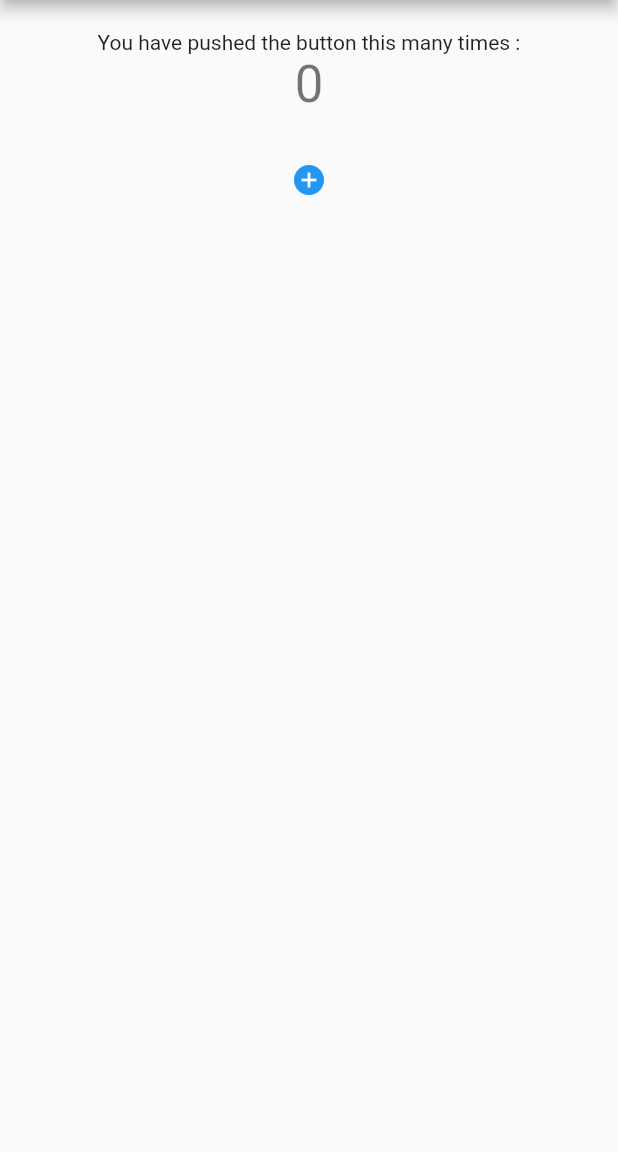
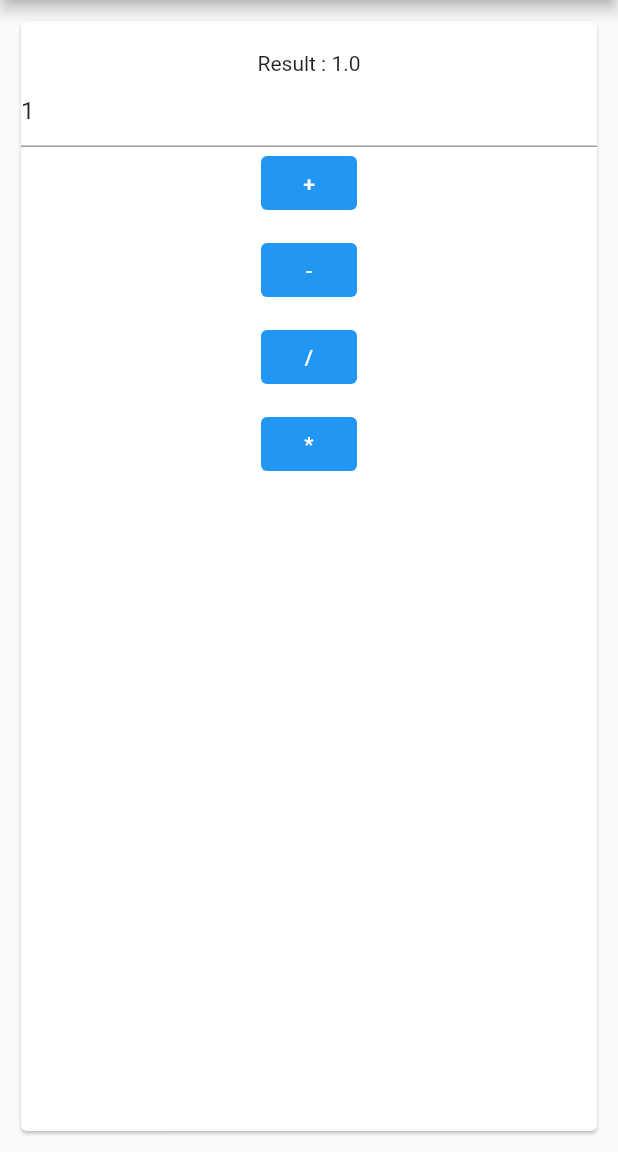
Before and after one commit to RabidMexican/flutter-test-app, a Flutter app: the screen it shows after launch, on a phone screen of 412 x 824 dp, the part 84-1236 px from its top. Run offline on Flutter 3.47's test engine with Material 2 defaults, Android fonts, the phone set to English and light mode, and no system bars; missing offline and left inert: dart:html.

Commit message:
Created basic calculator

```diff
--- a/lib/main.dart
+++ b/lib/main.dart
@@ -1,4 +1,6 @@
+import 'dart:html';
 import 'package:flutter/material.dart';
+import 'package:flutter/services.dart';
 
 void main() {
   runApp(MyApp());
@@ -11,8 +13,13 @@ class MyApp extends StatelessWidget {
     return MaterialApp(
       title: 'Flutter Demo',
       theme: ThemeData(
-        // This is the theme of your application.
         primarySwatch: Colors.blue,
+        textButtonTheme: TextButtonThemeData(
+          style: TextButton.styleFrom(
+            backgroundColor: Colors.blue,
+            primary: Colors.white,
+          ),
+        ),
       ),
       home: MyHomePage(title: 'Flutter Test App'),
     );
@@ -30,11 +37,48 @@ class MyHomePage extends StatefulWidget {
 
 class _MyHomePageState extends State<MyHomePage> {
   int _counter = 0;
+  int _number = 1;
+  double _result = 1;
+
+  TextEditingController _inputController = new TextEditingController(text: '1');
 
   void _incrementCounter() {
     setState(() {
       _counter++;
     });
+  }
+
+  void _add() {
+    setState(() {
+      _result += _number;
+    });
+  }
+
+  void _subtract() {
+    setState(() {
+      _result -= _number;
+    });
+  }
+
+  void _divide() {
+    setState(() {
+      _result /= _number;
+    });
+  }
+
+  void _multiply() {
+    setState(() {
+      _result *= _number;
+    });
+  }
+
+  void _updateNumber(String input) {
+    if (input.length > 0) {
+      _number = int.parse(input);
+    } else {
+      _number = 0;
+    }
+    print(_number);
   }
 
   @override
@@ -48,32 +92,58 @@ class _MyHomePageState extends State<MyHomePage> {
         title: Text(widget.title),
       ),
       body: Center(
+        child: Container(
           // Center is a layout widget. It takes a single child and positions it
           // in the middle of the parent.
+          constraints: BoxConstraints(minWidth: 600, maxWidth: 800),
+          padding: EdgeInsets.all(10),
+          child: Card(
             child: Column(
               mainAxisAlignment: MainAxisAlignment.start,
               children: <Widget>[
                 Padding(padding: const EdgeInsets.only(top: 20)),
                 Text(
-              'You have pushed the button this many times :',
+                  'Result : $_result',
                 ),
-            Text(
-              '$_counter',
-              style: Theme.of(context).textTheme.headline4,
+                TextField(
+                  controller: _inputController,
+                  keyboardType: TextInputType.number,
+                  inputFormatters: <TextInputFormatter>[
+                    FilteringTextInputFormatter.allow(RegExp(r'[0-9]')),
+                  ],
+                  onChanged: _updateNumber,
                 ),
                 Container(
-              margin: const EdgeInsets.only(top: 20),
-              child: IconButton(
-                icon: Icon(Icons.add_circle),
-                onPressed: _incrementCounter,
-                color: Theme.of(context).primaryColor,
-                hoverColor: Colors.grey.shade200,
-                highlightColor: Theme.of(context).primaryColorLight,
+                  child: Column(
+                    mainAxisAlignment: MainAxisAlignment.spaceBetween,
+                    children: <Widget>[
+                      TextButton(
+                        child: Text('+'),
+                        onPressed: _add,
+                      ),
+                      SizedBox(height: 10),
+                      TextButton(
+                        child: Text('-'),
+                        onPressed: _subtract,
+                      ),
+                      SizedBox(height: 10),
+                      TextButton(
+                        child: Text('/'),
+                        onPressed: _divide,
+                      ),
+                      SizedBox(height: 10),
+                      TextButton(
+                        child: Text('*'),
+                        onPressed: _multiply,
+                      ),
+                    ],
                   ),
                 ),
               ],
             ),
           ),
+        ),
+      ),
     );
   }
 }
```
Lines whose indentation alone changed are shown as unchanged.
